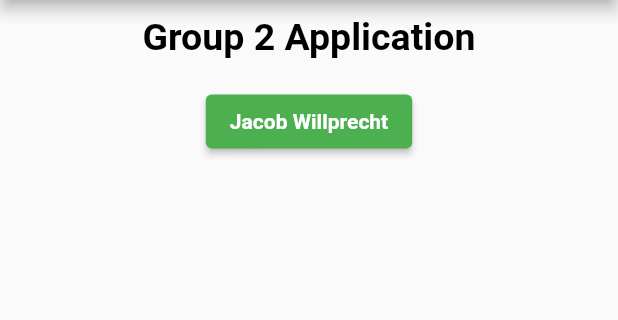
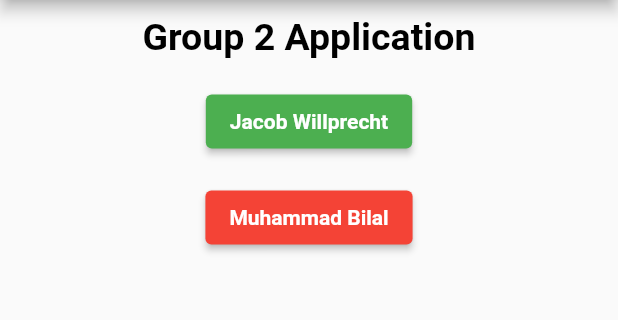
Before and after one commit to Jacob-W23/Group2_A3, a Flutter app: the screen it shows after launch, on a phone screen of 412 x 824 dp, the part 84-404 px from its top. Run offline on Flutter 3.47's test engine with Material 2 defaults, Android fonts, the light colour scheme and no system bars.

Commit message:
Second commit

```diff
--- a/lib/widgets/Home.dart
+++ b/lib/widgets/Home.dart
@@ -1,4 +1,5 @@
 import 'package:flutter/material.dart';
+import 'package:group2a3/widgets/Member2.dart';
 import '/widgets/Member1.dart';
 
 class Home extends StatefulWidget {
@@ -26,17 +27,31 @@ class _HomeState extends State<Home> {
             ),
           ),
           Padding(
+            padding: const EdgeInsets.all(8.0),
+            child: ElevatedButton(
+              onPressed: () {
+                Navigator.push(context,
+                    MaterialPageRoute(builder: (context) => Member1()));
+              },
+              child: Text(
+                "Jacob Willprecht",
+                style: TextStyle(fontWeight: FontWeight.bold),
+              ),
+              style: ElevatedButton.styleFrom(primary: Colors.green),
+            ),
+          ),
+          Padding(
               padding: const EdgeInsets.all(8.0),
               child: ElevatedButton(
                   onPressed: () {
                     Navigator.push(context,
-                        MaterialPageRoute(builder: (context) => Member1()));
+                        MaterialPageRoute(builder: (context) => Member2()));
                   },
                   child: Text(
-                    "Jacob Willprecht",
+                    "Muhammad Bilal",
                     style: TextStyle(fontWeight: FontWeight.bold),
                   ),
-                  style: ElevatedButton.styleFrom(primary: Colors.green)))
+                  style: ElevatedButton.styleFrom(primary: Colors.red)))
         ],
       ),
     );
```
Also changed, not shown: lib/widgets/Member2.dart (added, +37 -0 lines), pubspec.lock.
